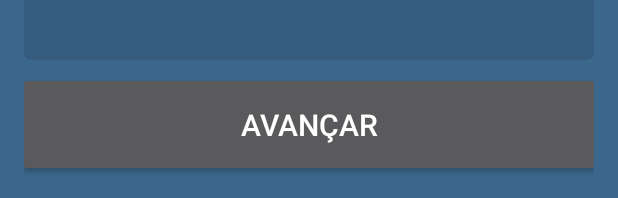
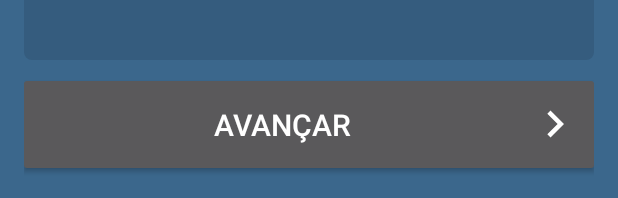
Before and after one commit to MathiasBerwig/CidadaoIjuiense, an Android app: the layout fragment_descrever_ocorrencia.xml on its own in the app's theme, with its tools: preview values and no code run, on a phone screen of 412 x 824 dp. Shown: the part 1035-1233 px from the top of the screen. Run offline under Robolectric (Android 15) with nearby library versions, the phone set to English and light mode, and no system bars; plain views replace ColorTextView.

Commit message:
Ícone no botão avançar

```diff
--- /dev/null
+++ b/app/src/main/res/drawable/ic_navigate_next_white_36dp.xml
@@ -0,0 +1,4 @@
+<?xml version="1.0" encoding="UTF-8" standalone="no"?>
+<vector xmlns:android="http://schemas.android.com/apk/res/android" android:height="36dp" android:viewportHeight="24.0" android:viewportWidth="24.0" android:width="36dp">
+    <path android:fillColor="#FFFFFF" android:pathData="M10,6L8.59,7.41 13.17,12l-4.58,4.59L10,18l6,-6z"/>
+</vector>
--- a/app/src/main/res/layout/fragment_descrever_ocorrencia.xml
+++ b/app/src/main/res/layout/fragment_descrever_ocorrencia.xml
@@ -71,6 +71,7 @@
             android:layout_marginLeft="-4dp"
             android:layout_marginRight="-4dp"
             android:layout_weight="0"
+            android:drawableEnd="@drawable/ic_navigate_next_white_36dp"
             android:text="@string/action_avancar"
             android:textSize="20sp" />
     </LinearLayout>
--- a/app/src/main/res/layout/fragment_submeter_ocorrencia.xml
+++ b/app/src/main/res/layout/fragment_submeter_ocorrencia.xml
@@ -93,7 +93,7 @@
         <Space
             android:layout_width="match_parent"
             android:layout_height="wrap_content"
-            android:layout_weight="1"/>
+            android:layout_weight="1" />
 
         <!-- Botão Submeter -->
         <Button
@@ -104,6 +104,7 @@
             android:layout_marginLeft="-4dp"
             android:layout_marginRight="-4dp"
             android:layout_weight="0"
+            android:drawableEnd="@drawable/ic_navigate_next_white_36dp"
             android:text="@string/action_avancar"
             android:textSize="20sp" />
     </LinearLayout>
```
